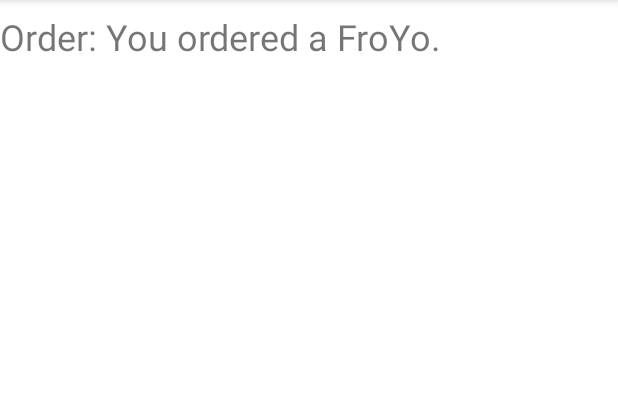
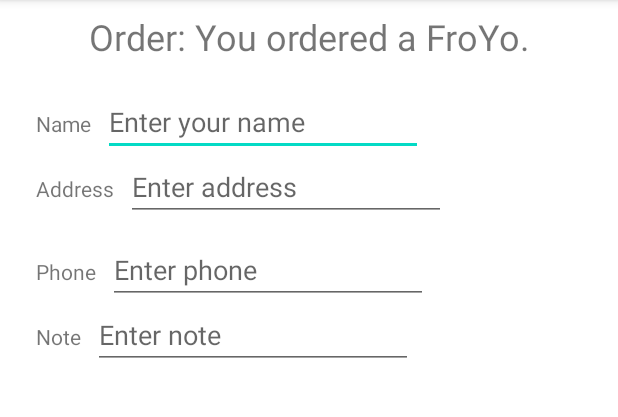
Before and after one commit to JoseCruzMV/DroidCafe, an Android app: the screen it shows after launch (OrderActivity), after a tap on an icon or button, on a phone screen of 412 x 824 dp, the part 84-501 px from its top. Run offline under Robolectric (Android 15) with nearby library versions, the phone set to English and light mode, and no system bars; our stand-ins replace navigation-ui.

Commit message:
Created interface for order information on Order Activity

```diff
--- a/app/src/main/res/layout/activity_order.xml
+++ b/app/src/main/res/layout/activity_order.xml
@@ -10,10 +10,104 @@
         android:id="@+id/order_textView"
         android:layout_width="match_parent"
         android:layout_height="wrap_content"
+        android:layout_marginTop="8dp"
+        android:textAlignment="center"
+        android:textSize="24sp"
         app:layout_constraintEnd_toEndOf="parent"
         app:layout_constraintStart_toStartOf="parent"
         app:layout_constraintTop_toTopOf="parent"
-        android:layout_marginTop="8dp"
-        android:textSize="24dp"
-        tools:text="OrderContent"/>
+        tools:text="OrderContent" />
+
+    <TextView
+        android:id="@+id/name_label"
+        android:layout_width="wrap_content"
+        android:layout_height="wrap_content"
+        android:layout_marginStart="24dp"
+        android:layout_marginLeft="24dp"
+        android:layout_marginTop="32dp"
+        android:text="@string/name_label_text"
+        app:layout_constraintStart_toStartOf="parent"
+        app:layout_constraintTop_toBottomOf="@id/order_textView" />
+
+
+    <EditText
+        android:id="@+id/name_text"
+        android:layout_width="wrap_content"
+        android:layout_height="wrap_content"
+        android:layout_marginStart="8dp"
+        android:layout_marginLeft="8dp"
+        android:ems="10"
+        android:hint="@string/enter_name_hint"
+        android:inputType="textPersonName"
+        app:layout_constraintBaseline_toBaselineOf="@+id/name_label"
+        app:layout_constraintStart_toEndOf="@id/name_label" />
+
+    <TextView
+        android:id="@+id/address_label"
+        android:layout_width="wrap_content"
+        android:layout_height="wrap_content"
+        android:layout_marginStart="24dp"
+        android:layout_marginLeft="24dp"
+        android:layout_marginTop="24dp"
+        android:text="@string/address_label_text"
+        app:layout_constraintStart_toStartOf="parent"
+        app:layout_constraintTop_toBottomOf="@id/name_label" />
+
+    <EditText
+        android:id="@+id/address_text"
+        android:layout_width="wrap_content"
+        android:layout_height="wrap_content"
+        android:layout_marginStart="8dp"
+        android:layout_marginLeft="8dp"
+        android:ems="10"
+        android:hint="@string/enter_address_hint"
+        android:inputType="textMultiLine"
+        app:layout_constraintBaseline_toBaselineOf="@id/address_label"
+        app:layout_constraintStart_toEndOf="@id/address_label" />
+
+    <TextView
+        android:id="@+id/phone_label"
+        android:layout_width="wrap_content"
+        android:layout_height="wrap_content"
+        android:layout_marginStart="24dp"
+        android:layout_marginLeft="24dp"
+        android:layout_marginTop="24dp"
+        android:text="@string/phone_label_text"
+        app:layout_constraintStart_toStartOf="parent"
+        app:layout_constraintTop_toBottomOf="@id/address_text" />
+
+    <EditText
+        android:id="@+id/phone_text"
+        android:layout_width="wrap_content"
+        android:layout_height="wrap_content"
+        android:layout_marginStart="8dp"
+        android:layout_marginLeft="8dp"
+        android:ems="10"
+        android:hint="@string/enter_phone_hint"
+        android:inputType="phone"
+        app:layout_constraintBaseline_toBaselineOf="@id/phone_label"
+        app:layout_constraintStart_toEndOf="@id/phone_label" />
+
+    <TextView
+        android:id="@+id/note_label"
+        android:layout_width="wrap_content"
+        android:layout_height="wrap_content"
+        android:layout_marginStart="24dp"
+        android:layout_marginLeft="24dp"
+        android:layout_marginTop="24dp"
+        android:text="@string/note_label_text"
+        app:layout_constraintStart_toStartOf="parent"
+        app:layout_constraintTop_toBottomOf="@id/phone_label" />
+
+    <EditText
+        android:id="@+id/Note_text"
+        android:layout_width="wrap_content"
+        android:layout_height="wrap_content"
+        android:layout_marginStart="8dp"
+        android:layout_marginLeft="8dp"
+        android:ems="10"
+        android:hint="@string/enter_note_hint"
+        android:inputType="textMultiLine|textCapSentences"
+        app:layout_constraintBaseline_toBaselineOf="@id/note_label"
+        app:layout_constraintStart_toEndOf="@id/note_label" />
 </androidx.constraintlayout.widget.ConstraintLayout>
--- a/app/src/main/res/values/strings.xml
+++ b/app/src/main/res/values/strings.xml
@@ -17,5 +17,13 @@
     <string name="donut_order_message">You ordered a donut.</string>
     <string name="ice_cream_order_message">You ordered an ice cream sandwich.</string>
     <string name="froyo_order_message">You ordered a FroYo.</string>
+    <string name="name_label_text">Name</string>
+    <string name="enter_name_hint">Enter your name</string>
+    <string name="address_label_text">Address</string>
+    <string name="enter_address_hint">Enter address</string>
+    <string name="phone_label_text">Phone</string>
+    <string name="enter_phone_hint">Enter phone</string>
+    <string name="note_label_text">Note</string>
+    <string name="enter_note_hint">Enter note</string>
 
 </resources>
```
